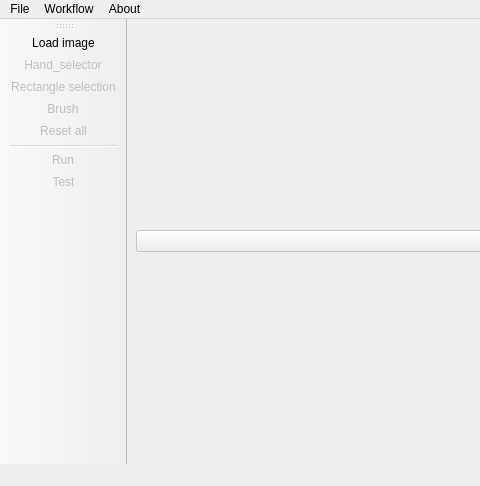
Before: the Qt Designer form ui/segment.ui in s-du/ForestPicTaker, drawn with Qt 5; both pictures show x 0 to 480 and y 0 to 486 of the 800 by 486 pixel window.
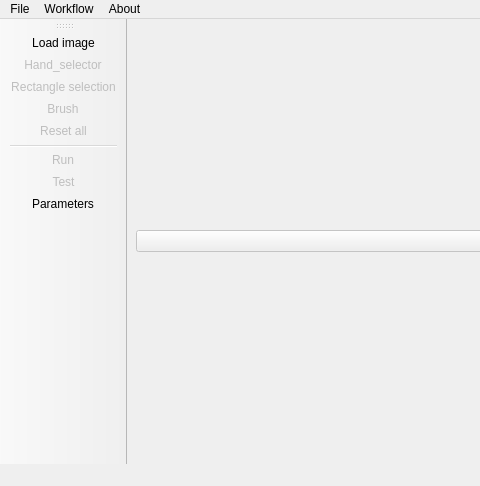
After: the same form once the commit is applied.

Diff of the .ui file:
```diff
--- a/ui/segment.ui
+++ b/ui/segment.ui
@@ -145,6 +145,7 @@
    <addaction name="separator"/>
    <addaction name="actionRun"/>
    <addaction name="actionTest"/>
+   <addaction name="actionParameters"/>
   </widget>
   <action name="actionLoad_image">
    <property name="text">
@@ -236,6 +237,11 @@
     <string>Info</string>
    </property>
   </action>
+  <action name="actionParameters">
+   <property name="text">
+    <string>Parameters</string>
+   </property>
+  </action>
  </widget>
  <resources/>
  <connections/>
```
